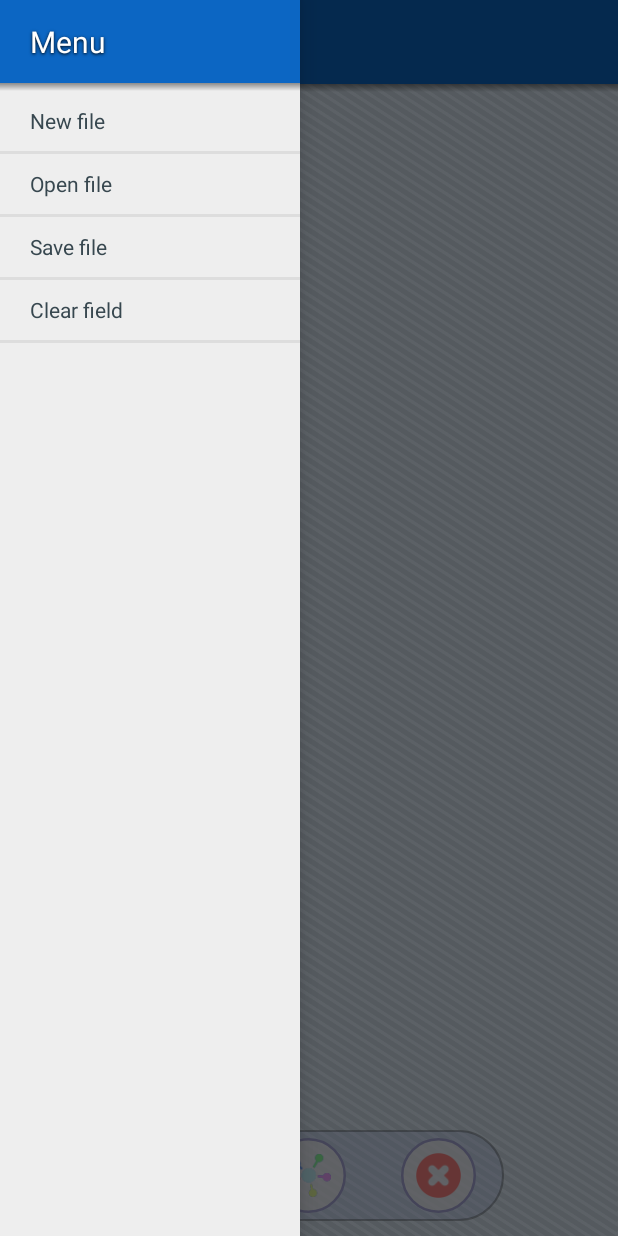
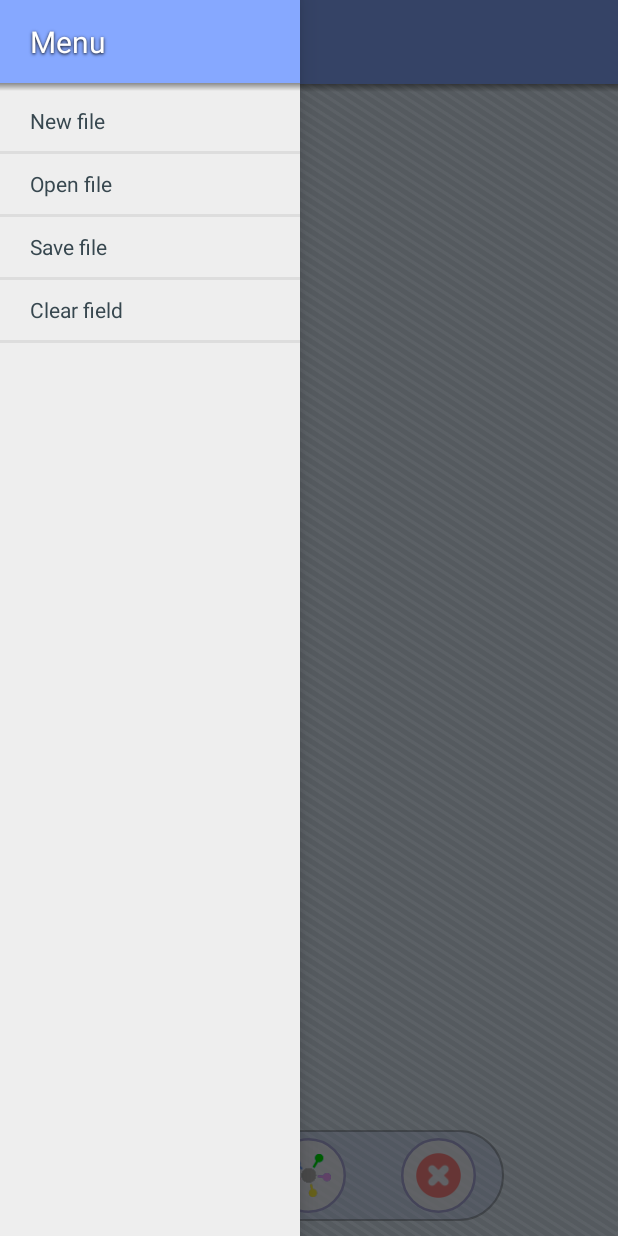
Before and after one commit to vlfom/WordGraph, an Android app: the screen it shows after launch (MainActivity), with the side drawer open, on a phone screen of 412 x 824 dp. Run offline under Robolectric (Android 15) with nearby library versions, the phone set to English and light mode, and no system bars.

Commit message:
Changed design

```diff
--- a/app/src/main/res/values/colors.xml
+++ b/app/src/main/res/values/colors.xml
@@ -10,10 +10,9 @@
     <color name="canvas_background">#e3f2fd</color>
     <color name="canvas_background_line">#d2e1ec</color>
     <color name="idle_vertex">#eeeeff</color>
-    <color name="actionbar_bg">#0c66c3</color>
+    <color name="actionbar_bg">#86a8ff</color>
     <color name="actionbar_bg_dark">#060060</color>
     <color name="blue">#aaaaff</color>
-    <color name="navbar_text_color">#1e88e5</color>
     <color name="background_light">#fff</color>
     <color name="background_dark">#000</color>
     <color name="transparent">#0fff</color>
```
Also changed, not shown: app/src/main/res/drawable-hdpi/icon_connect.png.
